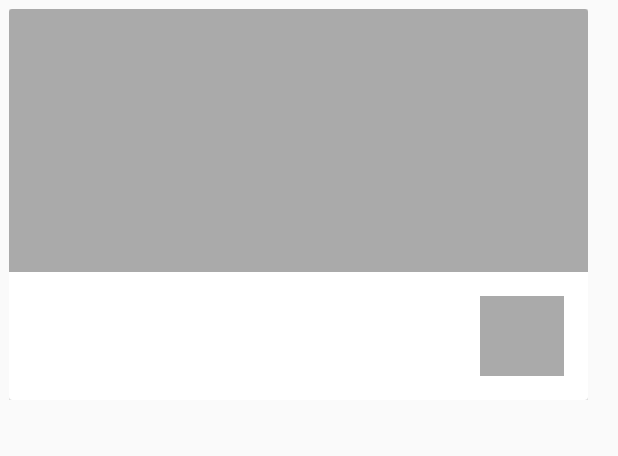
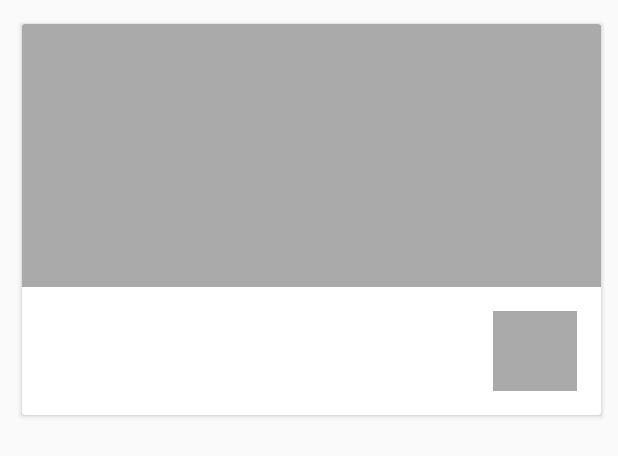
Before and after one commit to Navindu09/uglydeals, an Android app: the layout featured_item.xml on its own in the app's theme, with its tools: preview values and no code run, on a phone screen of 412 x 824 dp. Shown: the top 456 px of the screen. Run offline under Robolectric (Android 15) with nearby library versions, the phone set to English and light mode, and no system bars.

Commit message:
Timestamp null error resolved, changed the colors of the app. Added shadows to items.

```diff
--- a/app/src/main/AndroidManifest.xml
+++ b/app/src/main/AndroidManifest.xml
@@ -16,7 +16,8 @@
         android:label="@string/app_name"
         android:roundIcon="@mipmap/ic_launcher_round"
         android:supportsRtl="true"
-        android:theme="@style/AppTheme">
+        android:theme="@style/AppTheme"
+        android:hardwareAccelerated="true">
 
         <meta-data
             android:name="com.google.android.geo.API_KEY"
--- a/app/src/main/java/org/nothingugly/uglydeals/DealRecyclerAdapter.java
+++ b/app/src/main/java/org/nothingugly/uglydeals/DealRecyclerAdapter.java
@@ -57,7 +57,7 @@ public class DealRecyclerAdapter extends RecyclerView.Adapter<DealRecyclerAdapte
         //Set the URL to the viewHolder
         viewHolder.setImage(imageURL);
 
-     //Taking the restaurant ID from the deal
+         //Taking the restaurant ID from the deal
         final String restaurantId = dealList.get(i).getPartnerID();
 
         final String dealId = dealList.get(i).getId();
--- a/app/src/main/java/org/nothingugly/uglydeals/RegisterActivity.java
+++ b/app/src/main/java/org/nothingugly/uglydeals/RegisterActivity.java
@@ -165,16 +165,10 @@ public class RegisterActivity extends AppCompatActivity {
                                                         }
                                                     }
                                                 });
-
                                             }
                                         }
                                     });
-
-
                                 }
-
-
-
 
                                 //Else give the user the error message
                                 else {
--- a/app/src/main/res/layout/activity_main.xml
+++ b/app/src/main/res/layout/activity_main.xml
@@ -25,7 +25,7 @@
         android:id="@+id/mainContainer"
         android:layout_width="0dp"
         android:layout_height="0dp"
-        android:background="@color/colorPrimaryDark"
+        android:background="#080E0000"
         app:layout_constraintBottom_toTopOf="@+id/bottomNavigation"
         app:layout_constraintEnd_toEndOf="parent"
         app:layout_constraintStart_toStartOf="parent"
--- a/app/src/main/res/layout/featured_item.xml
+++ b/app/src/main/res/layout/featured_item.xml
@@ -2,6 +2,7 @@
 <android.support.constraint.ConstraintLayout xmlns:android="http://schemas.android.com/apk/res/android"
     xmlns:app="http://schemas.android.com/apk/res-auto"
     xmlns:tools="http://schemas.android.com/tools"
+    xmlns:card_view="http://schemas.android.com/apk/res-auto"
     android:layout_width="wrap_content"
     android:layout_height="wrap_content"
     android:padding="6dp">
@@ -9,8 +10,13 @@
     <android.support.v7.widget.CardView
         android:layout_width="wrap_content"
         android:layout_height="wrap_content"
+        android:layout_margin="6dp"
         app:layout_constraintStart_toStartOf="parent"
-        app:layout_constraintTop_toTopOf="parent">
+        app:layout_constraintTop_toTopOf="parent"
+        card_view:elevation="1dp"
+        android:elevation="5dp"
+        app:cardUseCompatPadding="true">
+
 
         <android.support.constraint.ConstraintLayout
             android:layout_width="wrap_content"
--- a/app/src/main/res/layout/fragment_home.xml
+++ b/app/src/main/res/layout/fragment_home.xml
@@ -17,7 +17,7 @@
             android:id="@+id/featuredRecyclerView"
             android:layout_width="wrap_content"
             android:layout_height="wrap_content"
-            android:elevation="2dp"
+            android:layout_margin="1dp"
             app:layout_constraintStart_toStartOf="parent"
             app:layout_constraintTop_toBottomOf="@+id/textViewHeaderFeatured" />
 
--- a/app/src/main/res/values/colors.xml
+++ b/app/src/main/res/values/colors.xml
@@ -1,6 +1,6 @@
 <?xml version="1.0" encoding="utf-8"?>
 <resources>
-    <color name="colorPrimary">#FFFFFF</color>
+    <color name="colorPrimary">#D5FFFFFF</color>
     <color name="colorPrimaryDark">#042B48</color>
     <color name="colorAccent">#F04B49</color>
     <color name="typeFontColor">#343330</color>
```
Also changed, not shown: app/src/main/java/org/nothingugly/uglydeals/Deal.java (+19 -19 lines), app/src/main/java/org/nothingugly/uglydeals/SelectedItemActivity.java (+6 -1 lines), app/src/main/res/layout/single_item.xml (+5 -3 lines).
